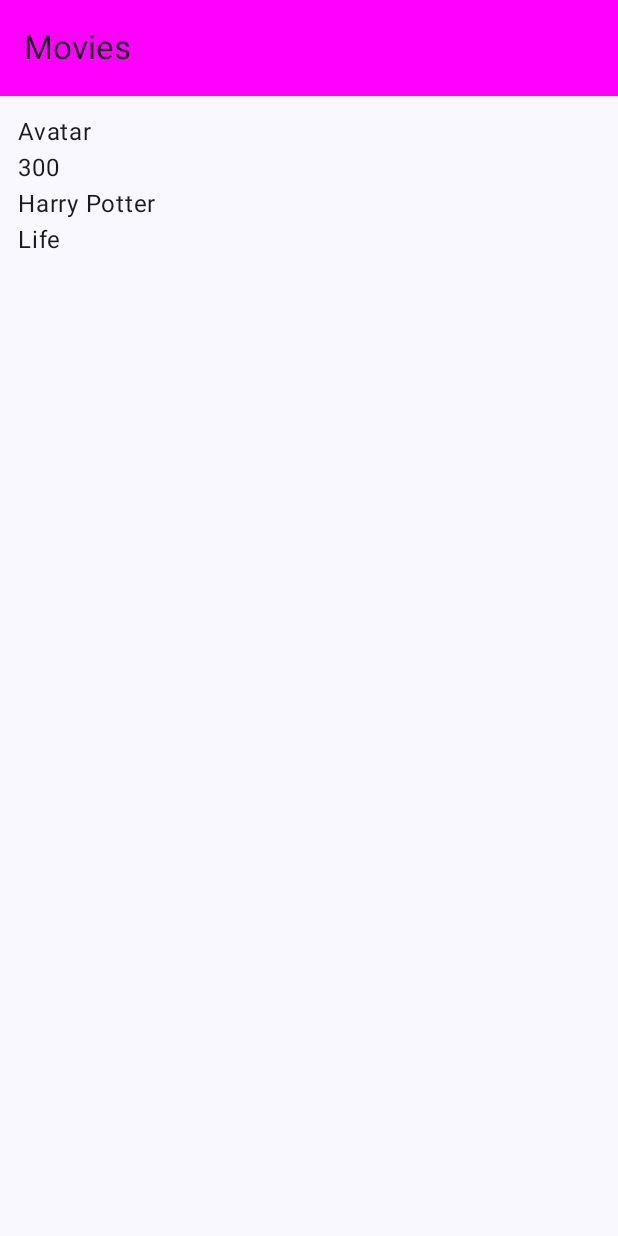
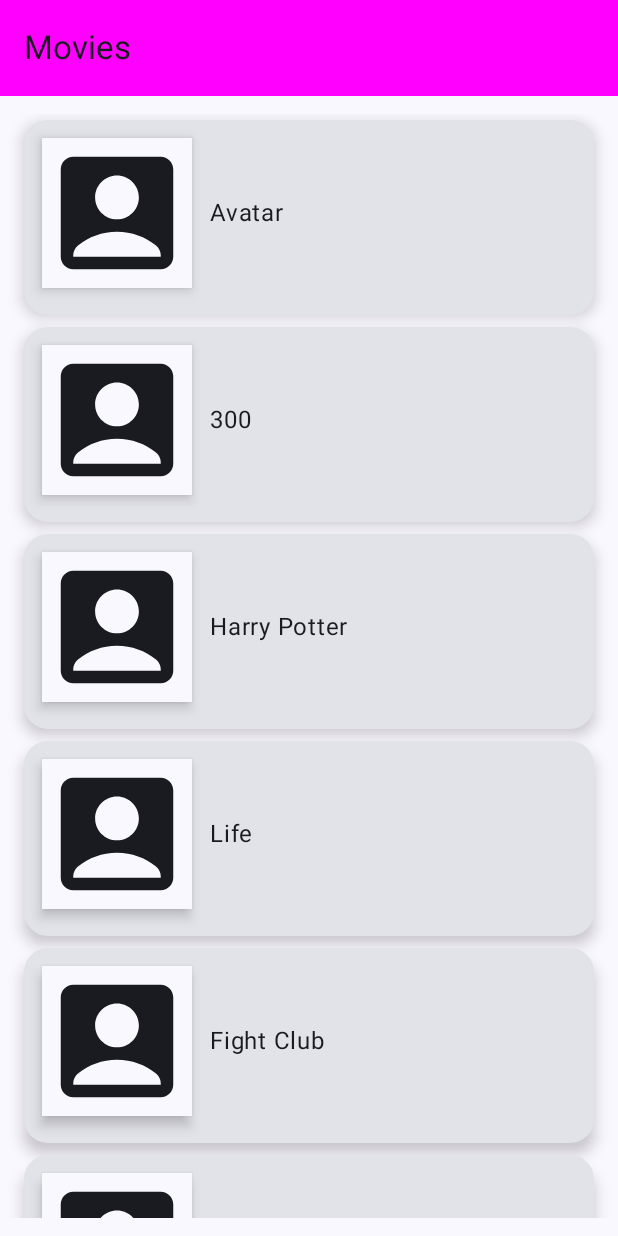
Before and after one commit to MAdem01/MovieAppCompose, an Android app built with Jetpack Compose: the screen it shows after launch (MainActivity), on a phone screen of 412 x 824 dp. Run offline under Robolectric (Android 15) with nearby library versions, the phone set to English and light mode, and no system bars.

Commit message:
add MovieRow composable with Card with a image and name in it

```diff
--- a/app/src/main/java/com/example/movieappcompose/MainActivity.kt
+++ b/app/src/main/java/com/example/movieappcompose/MainActivity.kt
@@ -3,12 +3,24 @@ package com.example.movieappcompose
 import android.os.Bundle
 import androidx.activity.ComponentActivity
 import androidx.activity.compose.setContent
+import androidx.compose.foundation.layout.Arrangement
 import androidx.compose.foundation.layout.Column
 import androidx.compose.foundation.layout.PaddingValues
+import androidx.compose.foundation.layout.Row
+import androidx.compose.foundation.layout.fillMaxWidth
+import androidx.compose.foundation.layout.height
 import androidx.compose.foundation.layout.padding
+import androidx.compose.foundation.layout.size
 import androidx.compose.foundation.lazy.LazyColumn
 import androidx.compose.foundation.lazy.items
+import androidx.compose.foundation.shape.CornerSize
+import androidx.compose.foundation.shape.RoundedCornerShape
+import androidx.compose.material.icons.Icons
+import androidx.compose.material.icons.filled.AccountBox
+import androidx.compose.material3.Card
+import androidx.compose.material3.CardDefaults
 import androidx.compose.material3.ExperimentalMaterial3Api
+import androidx.compose.material3.Icon
 import androidx.compose.material3.MaterialTheme
 import androidx.compose.material3.Scaffold
 import androidx.compose.material3.Surface
@@ -16,8 +28,10 @@ import androidx.compose.material3.Text
 import androidx.compose.material3.TopAppBar
 import androidx.compose.material3.TopAppBarDefaults
 import androidx.compose.runtime.Composable
+import androidx.compose.ui.Alignment
 import androidx.compose.ui.Modifier
 import androidx.compose.ui.graphics.Color
+import androidx.compose.ui.graphics.RectangleShape
 import androidx.compose.ui.tooling.preview.Preview
 import androidx.compose.ui.unit.dp
 import com.example.movieappcompose.ui.theme.MovieAppComposeTheme
@@ -55,14 +69,39 @@ fun MyApp(content: @Composable (PaddingValues) -> Unit){
 
 @Composable
 fun MainContent(movieList: List<String> = listOf(
-    "Avatar", "300", "Harry Potter", "Life"
+    "Avatar", "300", "Harry Potter", "Life", "Fight Club", "Superbad"
 )){
     Column(modifier = Modifier
         .padding(12.dp)) {
         LazyColumn {
             items(items = movieList){
-                Text(text = it)
+                MovieRow(it)
+
             }
+        }
+    }
+}
+
+@Composable
+fun MovieRow(movie: String){
+    Card(modifier = Modifier
+        .padding(4.dp)
+        .fillMaxWidth()
+        .height(130.dp),
+        shape = RoundedCornerShape(corner = CornerSize(16.dp)),
+        elevation = CardDefaults.cardElevation(defaultElevation = 6.dp)
+    ) {
+        Row(verticalAlignment = Alignment.CenterVertically,
+            horizontalArrangement = Arrangement.Start) {
+            Surface(modifier = Modifier
+                .padding(12.dp)
+                .size(100.dp),
+                shape = RectangleShape,
+                shadowElevation = 5.dp) {
+                Icon(imageVector = Icons.Default.AccountBox,
+                    contentDescription = "Movie Image")
+            }
+            Text(text = movie)
         }
     }
 }
```
